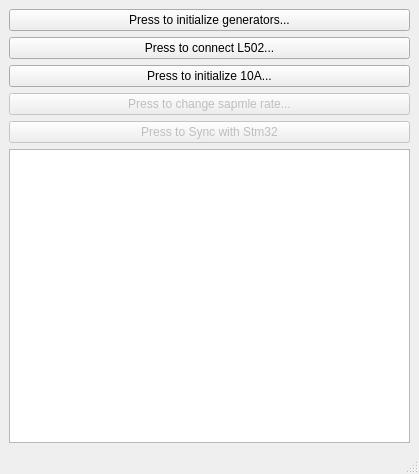
This is mainwindow.ui in Azazelloo/L502_Widget_QT_Git as Qt 5 draws it before an edit. The edited form follows.
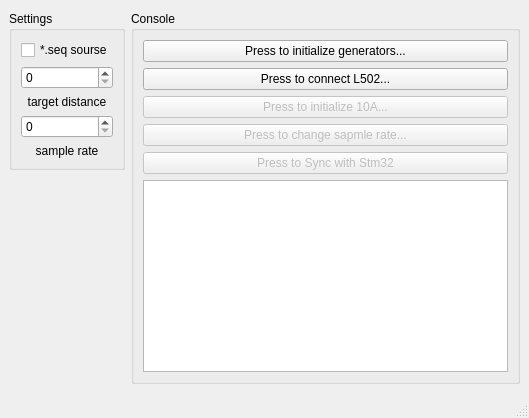
This is the edited form.

Commit message: дальность до цели при синхронизации + изменен интерфейс

Patch:
```diff
--- a/mainwindow.ui
+++ b/mainwindow.ui
@@ -9,8 +9,8 @@
    <rect>
     <x>0</x>
     <y>0</y>
-    <width>419</width>
-    <height>474</height>
+    <width>529</width>
+    <height>418</height>
    </rect>
   </property>
   <property name="focusPolicy">
@@ -20,8 +20,82 @@
    <string>Manager</string>
   </property>
   <widget class="QWidget" name="centralwidget">
-   <layout class="QVBoxLayout" name="verticalLayout_3">
+   <layout class="QFormLayout" name="formLayout">
+    <item row="0" column="0">
+     <widget class="QGroupBox" name="Settings">
+      <property name="sizePolicy">
+       <sizepolicy hsizetype="Preferred" vsizetype="Fixed">
+        <horstretch>0</horstretch>
+        <verstretch>0</verstretch>
+       </sizepolicy>
+      </property>
+      <property name="title">
+       <string>Settings</string>
+      </property>
+      <layout class="QVBoxLayout" name="verticalLayout">
     <item>
+        <widget class="QCheckBox" name="checkSourseSeqFile">
+         <property name="text">
+          <string>*.seq sourse</string>
+         </property>
+        </widget>
+       </item>
+       <item>
+        <widget class="QSpinBox" name="targetDelay">
+         <property name="maximum">
+          <number>990</number>
+         </property>
+        </widget>
+       </item>
+       <item>
+        <widget class="QLabel" name="label">
+         <property name="text">
+          <string>target distance</string>
+         </property>
+         <property name="alignment">
+          <set>Qt::AlignCenter</set>
+         </property>
+        </widget>
+       </item>
+       <item>
+        <widget class="QSpinBox" name="sampleRate"/>
+       </item>
+       <item>
+        <widget class="QLabel" name="label_2">
+         <property name="text">
+          <string>sample rate</string>
+         </property>
+         <property name="alignment">
+          <set>Qt::AlignCenter</set>
+         </property>
+        </widget>
+       </item>
+      </layout>
+     </widget>
+    </item>
+    <item row="0" column="1">
+     <widget class="QGroupBox" name="Console">
+      <property name="sizePolicy">
+       <sizepolicy hsizetype="Expanding" vsizetype="Expanding">
+        <horstretch>0</horstretch>
+        <verstretch>0</verstretch>
+       </sizepolicy>
+      </property>
+      <property name="title">
+       <string>Console</string>
+      </property>
+      <layout class="QGridLayout" name="gridLayout">
+       <item row="4" column="1">
+        <widget class="QPushButton" name="SyncStm32">
+         <property name="enabled">
+          <bool>false</bool>
+         </property>
+         <property name="text">
+          <string>Press to Sync with Stm32</string>
+         </property>
+        </widget>
+       </item>
+       <item row="0" column="1">
      <widget class="QPushButton" name="initGens">
       <property name="layoutDirection">
        <enum>Qt::LeftToRight</enum>
@@ -37,21 +111,27 @@
       </property>
      </widget>
     </item>
-    <item>
-     <widget class="QPushButton" name="connectL502devices">
-      <property name="text">
-       <string>Press to connect L502...</string>
-      </property>
-     </widget>
-    </item>
-    <item>
+       <item row="2" column="1">
      <widget class="QPushButton" name="init10A">
+         <property name="enabled">
+          <bool>false</bool>
+         </property>
       <property name="text">
        <string>Press to initialize 10A...</string>
       </property>
      </widget>
     </item>
-    <item>
+       <item row="5" column="1">
+        <widget class="QTextBrowser" name="textBrowser"/>
+       </item>
+       <item row="1" column="1">
+        <widget class="QPushButton" name="connectL502devices">
+         <property name="text">
+          <string>Press to connect L502...</string>
+         </property>
+        </widget>
+       </item>
+       <item row="3" column="1">
      <widget class="QPushButton" name="changeSampleRate">
       <property name="enabled">
        <bool>false</bool>
@@ -61,19 +141,9 @@
       </property>
      </widget>
     </item>
-    <item>
-     <widget class="QPushButton" name="SyncStm32">
-      <property name="enabled">
-       <bool>false</bool>
-      </property>
-      <property name="text">
-       <string>Press to Sync with Stm32</string>
-      </property>
+      </layout>
      </widget>
     </item>
-    <item>
-     <widget class="QTextBrowser" name="textBrowser"/>
-    </item>
    </layout>
   </widget>
   <widget class="QStatusBar" name="statusbar"/>
```
Lines whose indentation alone changed are shown as unchanged. The commit also changes 4 other files.
